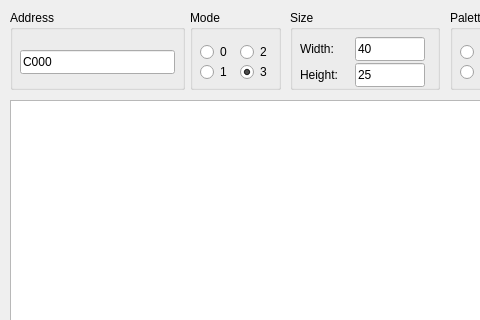
This is graphicsinspector.ui in abalore/Cadence as Qt 5 draws it before an edit; both pictures show x 0 to 480 and y 0 to 320 of the 1066 by 796 pixel window. The edited form follows.
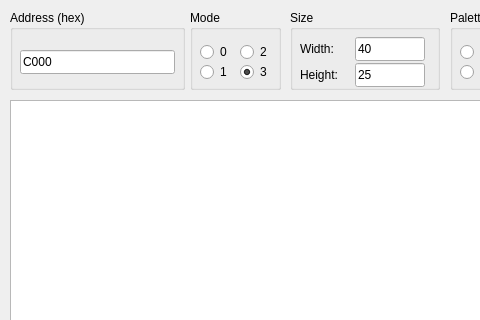
This is the edited form.

Diff of the .ui file:
```diff
--- a/graphicsinspector.ui
+++ b/graphicsinspector.ui
@@ -23,7 +23,7 @@
     </rect>
    </property>
    <property name="title">
-    <string>Address</string>
+    <string>Address (hex)</string>
    </property>
    <widget class="QLineEdit" name="inputAddress">
     <property name="geometry">
```
